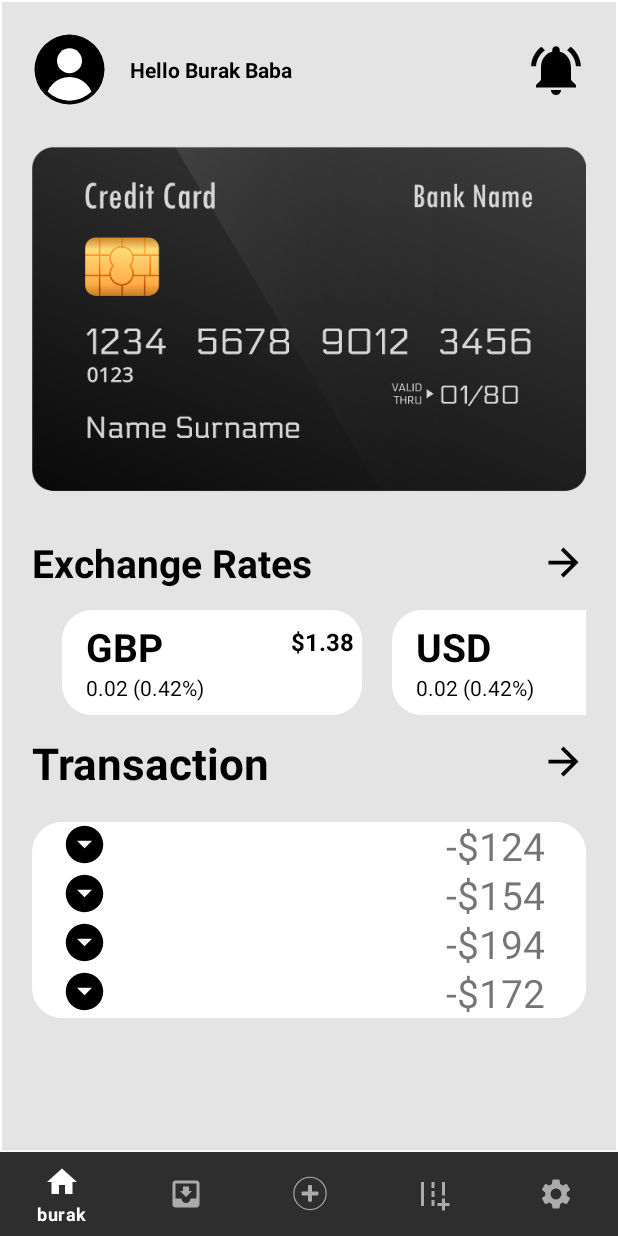
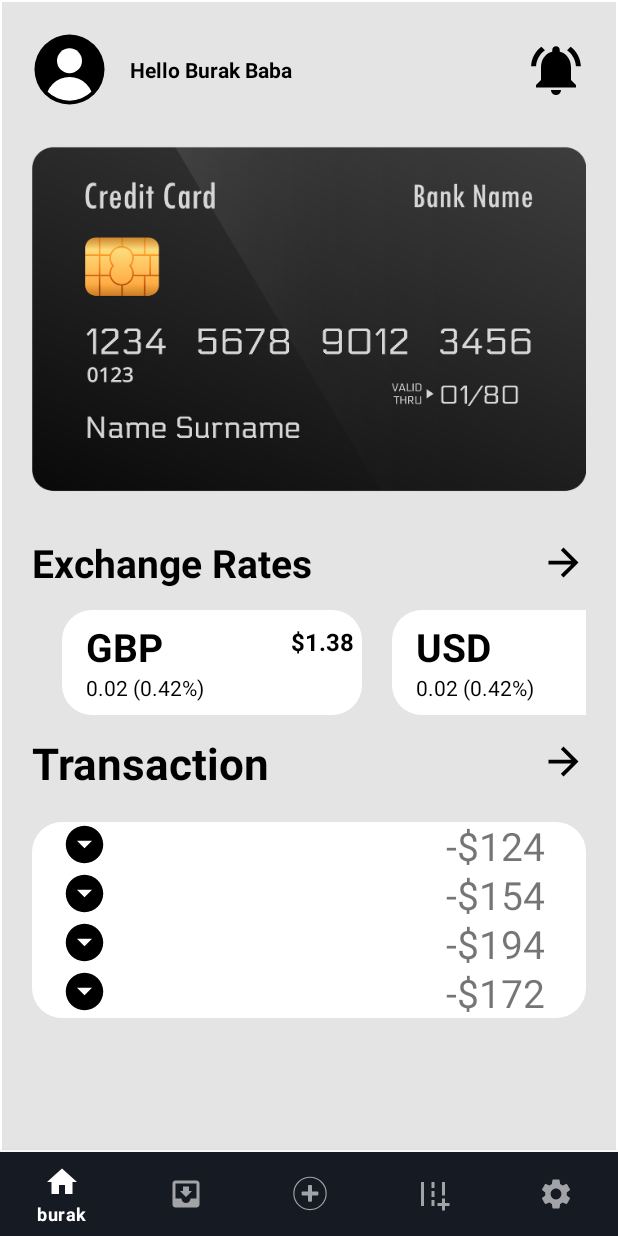
Before and after one commit to burakselcuk1/BottomNavMenu, an Android app: the screen it shows after launch (MainActivity), on a phone screen of 412 x 824 dp. Run offline under Robolectric (Android 15) with nearby library versions, the phone set to English and light mode, and no system bars; our stand-ins replace data binding, navigation-ui.

Commit message:
some text changed

```diff
--- a/app/src/main/res/layout/activity_main.xml
+++ b/app/src/main/res/layout/activity_main.xml
@@ -15,7 +15,7 @@
         style="@style/Widget.MaterialComponents.BottomNavigationView.Colored"
 
         app:itemTextColor="@color/white"
-        android:background="#2E2E2E"
+        android:background="#161a23"
         app:layout_constraintBottom_toBottomOf="parent"
         app:layout_constraintEnd_toEndOf="parent"
         app:menu="@menu/bottom_nav_menu"
```
